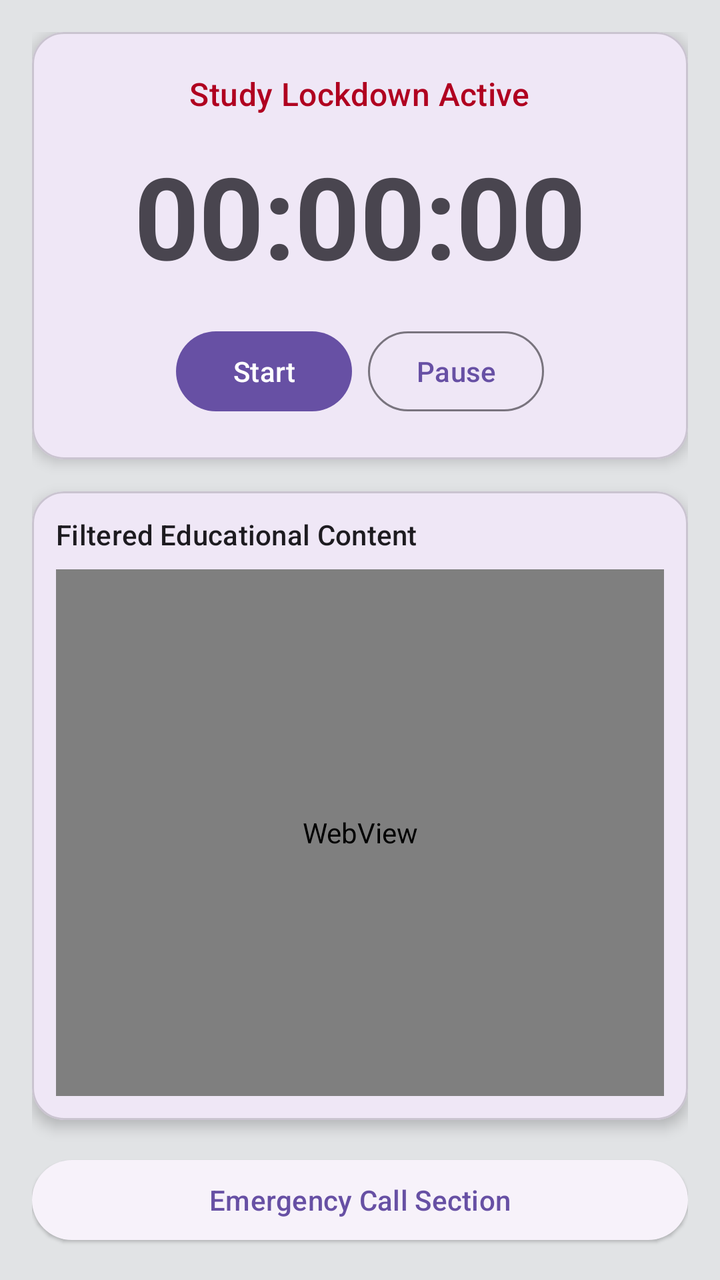
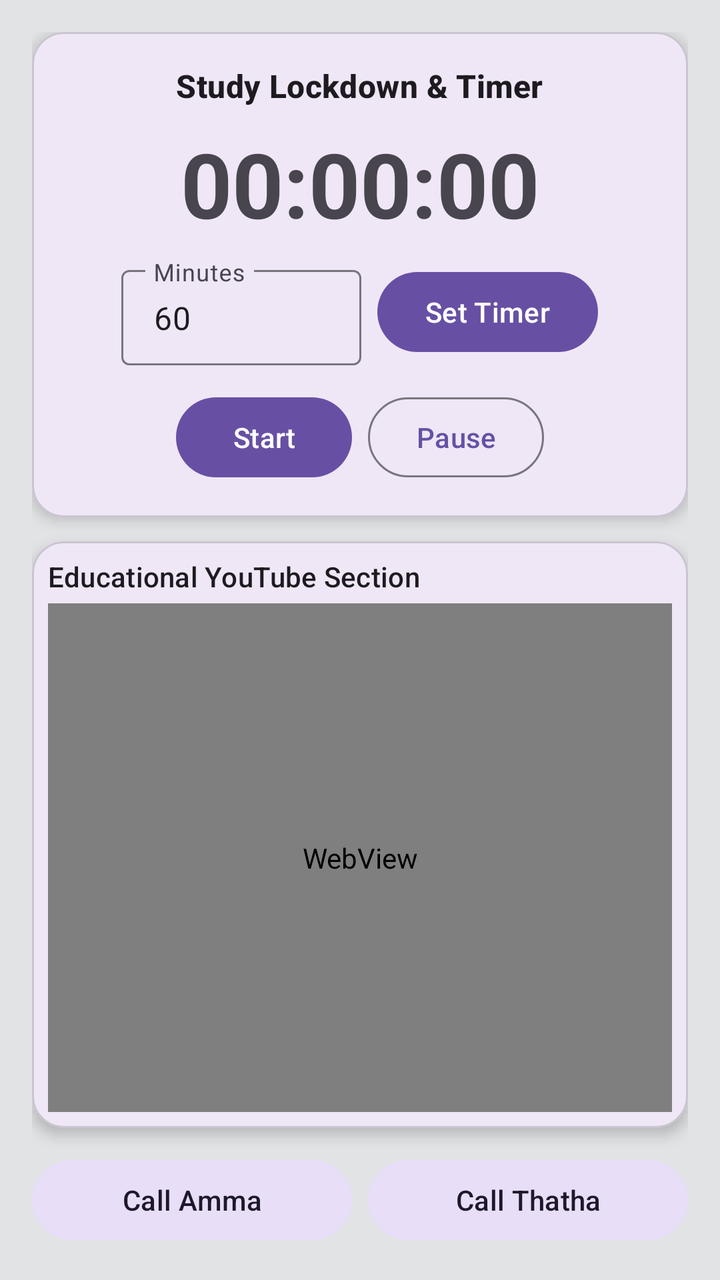

The first picture is an Android layout as it rendered before a commit; the second is the same layout after the commit. The layout source and the unified diff follow.
<!-- AndroidManifest.xml: application theme Theme.Material3.DayNight.NoActionBar -->
<!-- res/layout/activity_main.xml -->
<?xml version="1.0" encoding="utf-8"?>
<androidx.constraintlayout.widget.ConstraintLayout xmlns:android="http://schemas.android.com/apk/res/android"
    xmlns:app="http://schemas.android.com/apk/res-auto"
    android:layout_width="match_parent"
    android:layout_height="match_parent"
    android:background="@color/material_dynamic_neutral90"
    android:padding="16dp">

    
    <com.google.android.material.card.MaterialCardView
        android:id="@+id/cardTimer"
        android:layout_width="match_parent"
        android:layout_height="wrap_content"
        app:cardCornerRadius="16dp"
        app:cardElevation="4dp"
        app:layout_constraintTop_toTopOf="parent"
        app:layout_constraintStart_toStartOf="parent"
        app:layout_constraintEnd_toEndOf="parent">

        <LinearLayout
            android:layout_width="match_parent"
            android:layout_height="wrap_content"
            android:orientation="vertical"
            android:padding="20dp"
            android:gravity="center">

            <TextView
                android:layout_width="wrap_content"
                android:layout_height="wrap_content"
                android:text="Study Lockdown Active"
                style="@style/TextAppearance.Material3.TitleMedium"
                android:textColor="@color/design_default_color_error"/>

            <TextView
                android:id="@+id/tvTimer"
                android:layout_width="wrap_content"
                android:layout_height="wrap_content"
                android:text="00:00:00"
                style="@style/TextAppearance.Material3.DisplayLarge"
                android:layout_marginTop="12dp"
                android:textStyle="bold"/>

            <LinearLayout
                android:layout_width="match_parent"
                android:layout_height="wrap_content"
                android:orientation="horizontal"
                android:gravity="center"
                android:layout_marginTop="16dp">

                <com.google.android.material.button.MaterialButton
                    android:id="@+id/btnStart"
                    android:layout_width="wrap_content"
                    android:layout_height="wrap_content"
                    android:text="Start"
                    android:layout_marginEnd="8dp"/>

                <com.google.android.material.button.MaterialButton
                    android:id="@+id/btnPause"
                    android:layout_width="wrap_content"
                    android:layout_height="wrap_content"
                    android:text="Pause"
                    style="?attr/materialButtonOutlinedStyle"/>
            </LinearLayout>
        </LinearLayout>
    </com.google.android.material.card.MaterialCardView>

    
    <com.google.android.material.card.MaterialCardView
        android:id="@+id/cardYoutube"
        android:layout_width="match_parent"
        android:layout_height="0dp"
        app:cardCornerRadius="16dp"
        app:cardElevation="4dp"
        android:layout_marginTop="16dp"
        android:layout_marginBottom="16dp"
        app:layout_constraintTop_toBottomOf="@id/cardTimer"
        app:layout_constraintBottom_toTopOf="@id/btnEmergency">

        <LinearLayout
            android:layout_width="match_parent"
            android:layout_height="match_parent"
            android:orientation="vertical"
            android:padding="12dp">

            <TextView
                android:layout_width="wrap_content"
                android:layout_height="wrap_content"
                android:text="Filtered Educational Content"
                style="@style/TextAppearance.Material3.TitleSmall"
                android:layout_marginBottom="8dp"/>

            <WebView
                android:id="@+id/webViewYoutube"
                android:layout_width="match_parent"
                android:layout_height="match_parent"/>
        </LinearLayout>
    </com.google.android.material.card.MaterialCardView>

    
    <com.google.android.material.button.MaterialButton
        android:id="@+id/btnEmergency"
        android:layout_width="match_parent"
        android:layout_height="wrap_content"
        android:text="Emergency Call Section"
        style="@style/Widget.Material3.Button.ElevatedButton"
        app:layout_constraintBottom_toBottomOf="parent"
        app:layout_constraintStart_toStartOf="parent"
        app:layout_constraintEnd_toEndOf="parent"/>

</androidx.constraintlayout.widget.ConstraintLayout>
<!-- resources referenced by this layout -->
<resources>

</resources>

<!-- the commit's change to res/layout/activity_main.xml (unified diff, before → after) -->
@@ -21,31 +21,61 @@
             android:layout_width="match_parent"
             android:layout_height="wrap_content"
             android:orientation="vertical"
-            android:padding="20dp"
+            android:padding="16dp"
             android:gravity="center">
 
             <TextView
                 android:layout_width="wrap_content"
                 android:layout_height="wrap_content"
-                android:text="Study Lockdown Active"
+                android:text="Study Lockdown &amp; Timer"
                 style="@style/TextAppearance.Material3.TitleMedium"
-                android:textColor="@color/design_default_color_error"/>
+                android:textStyle="bold"/>
 
             <TextView
                 android:id="@+id/tvTimer"
                 android:layout_width="wrap_content"
                 android:layout_height="wrap_content"
                 android:text="00:00:00"
-                style="@style/TextAppearance.Material3.DisplayLarge"
-                android:layout_marginTop="12dp"
+                style="@style/TextAppearance.Material3.DisplayMedium"
+                android:layout_marginTop="8dp"
                 android:textStyle="bold"/>
+
+            
+            <LinearLayout
+                android:layout_width="match_parent"
+                android:layout_height="wrap_content"
+                android:orientation="horizontal"
+                android:gravity="center"
+                android:layout_marginTop="8dp">
+
+                <com.google.android.material.textfield.TextInputLayout
+                    android:layout_width="120dp"
+                    android:layout_height="wrap_content"
+                    android:hint="Minutes"
+                    style="@style/Widget.Material3.TextInputLayout.OutlinedBox.Dense">
+
+                    <com.google.android.material.textfield.TextInputEditText
+                        android:id="@+id/etMinutes"
+                        android:layout_width="match_parent"
+                        android:layout_height="wrap_content"
+                        android:inputType="number"
+                        android:text="60"/>
+                </com.google.android.material.textfield.TextInputLayout>
+
+                <com.google.android.material.button.MaterialButton
+                    android:id="@+id/btnSetTime"
+                    android:layout_width="wrap_content"
+                    android:layout_height="wrap_content"
+                    android:text="Set Timer"
+                    android:layout_marginStart="8dp"/>
+            </LinearLayout>
 
             <LinearLayout
                 android:layout_width="match_parent"
                 android:layout_height="wrap_content"
                 android:orientation="horizontal"
                 android:gravity="center"
-                android:layout_marginTop="16dp">
+                android:layout_marginTop="12dp">
 
                 <com.google.android.material.button.MaterialButton
                     android:id="@+id/btnStart"
@@ -71,40 +101,59 @@
         android:layout_height="0dp"
         app:cardCornerRadius="16dp"
         app:cardElevation="4dp"
-        android:layout_marginTop="16dp"
-        android:layout_marginBottom="16dp"
+        android:layout_marginTop="12dp"
+        android:layout_marginBottom="12dp"
         app:layout_constraintTop_toBottomOf="@id/cardTimer"
-        app:layout_constraintBottom_toTopOf="@id/btnEmergency">
+        app:layout_constraintBottom_toTopOf="@id/layoutEmergency">
 
         <LinearLayout
             android:layout_width="match_parent"
             android:layout_height="match_parent"
             android:orientation="vertical"
-            android:padding="12dp">
+            android:padding="8dp">
 
             <TextView
                 android:layout_width="wrap_content"
                 android:layout_height="wrap_content"
-                android:text="Filtered Educational Content"
-                style="@style/TextAppearance.Material3.TitleSmall"
-                android:layout_marginBottom="8dp"/>
+                android:text="Educational YouTube Section"
+                style="@style/TextAppearance.Material3.TitleSmall"/>
 
             <WebView
                 android:id="@+id/webViewYoutube"
                 android:layout_width="match_parent"
-                android:layout_height="match_parent"/>
+                android:layout_height="match_parent"
+                android:layout_marginTop="4dp"/>
         </LinearLayout>
     </com.google.android.material.card.MaterialCardView>
 
     
-    <com.google.android.material.button.MaterialButton
-        android:id="@+id/btnEmergency"
+    <LinearLayout
+        android:id="@+id/layoutEmergency"
         android:layout_width="match_parent"
         android:layout_height="wrap_content"
-        android:text="Emergency Call Section"
-        style="@style/Widget.Material3.Button.ElevatedButton"
+        android:orientation="horizontal"
+        android:weightSum="2"
         app:layout_constraintBottom_toBottomOf="parent"
         app:layout_constraintStart_toStartOf="parent"
-        app:layout_constraintEnd_toEndOf="parent"/>
+        app:layout_constraintEnd_toEndOf="parent">
+
+        <com.google.android.material.button.MaterialButton
+            android:id="@+id/btnCallMom"
+            android:layout_width="0dp"
+            android:layout_height="wrap_content"
+            android:layout_weight="1"
+            android:text="Call Amma"
+            android:layout_marginEnd="4dp"
+            style="@style/Widget.Material3.Button.TonalButton"/>
+
+        <com.google.android.material.button.MaterialButton
+            android:id="@+id/btnCallDad"
+            android:layout_width="0dp"
+            android:layout_height="wrap_content"
+            android:layout_weight="1"
+            android:text="Call Thatha"
+            android:layout_marginStart="4dp"
+            style="@style/Widget.Material3.Button.TonalButton"/>
+    </LinearLayout>
 
 </androidx.constraintlayout.widget.ConstraintLayout>
